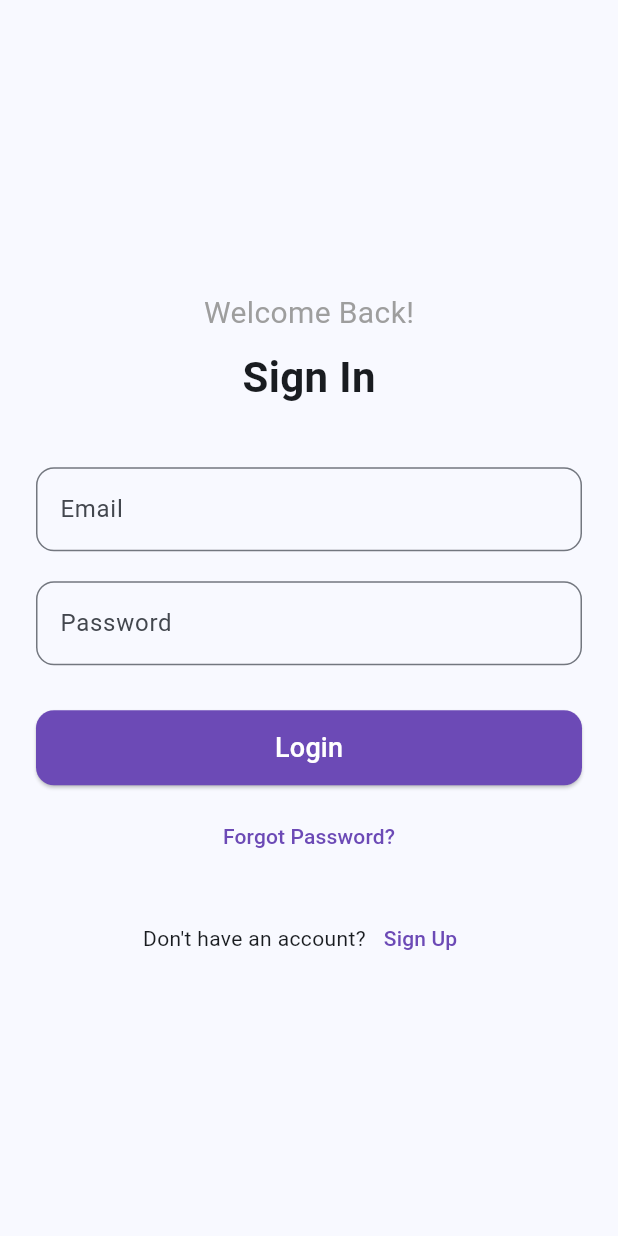
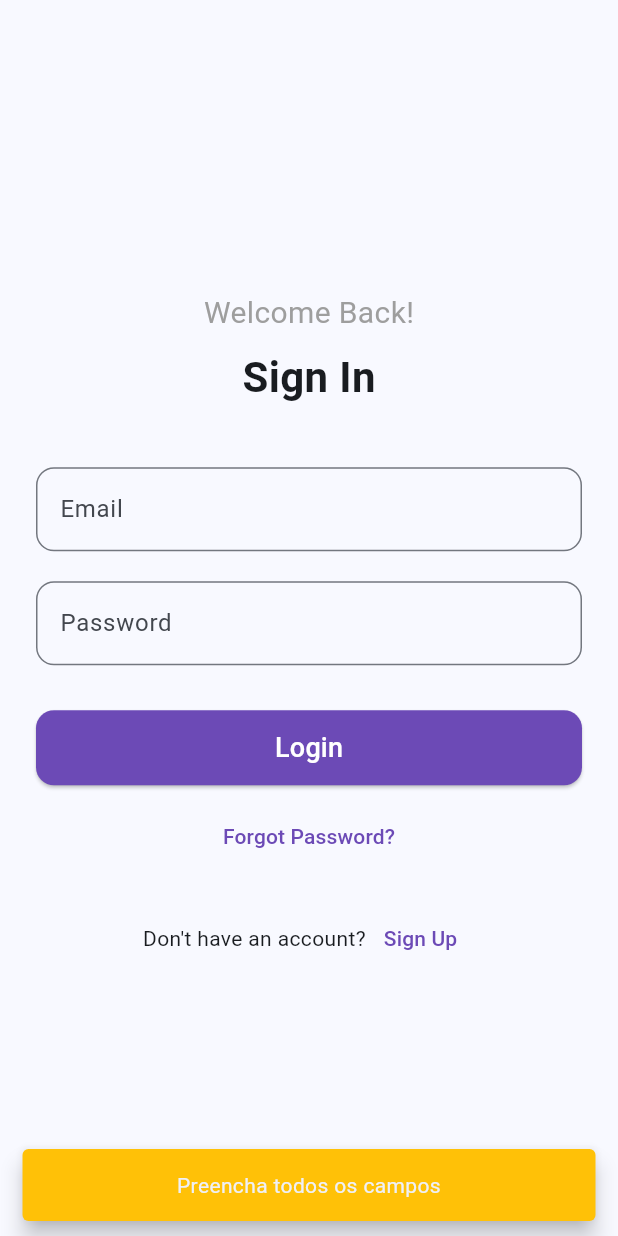
Before and after one commit to pioriamm/alexApp, a Flutter app: the screen it shows after launch, after a tap on "Login", on a phone screen of 412 x 824 dp. Run offline on Flutter 3.47's test engine with Material 3 defaults, Android fonts, the phone set to English and light mode, and no system bars; our stand-ins replace mask_text_input_formatter.

Commit message:
Atualização da versao web

```diff
--- a/lib/views/movel/login.dart
+++ b/lib/views/movel/login.dart
@@ -135,13 +135,19 @@ class _LoginState extends State<Login> {
     String login = loginController.text.trim();
     String senha = senhaController.text.trim();
 
-    // Apenas para teste fixo:
-    login = "marcelo@novohorizonte.com.br";
-    senha = "123";
-
     if (login.isEmpty || senha.isEmpty) {
-      ScaffoldMessenger.of(context).showSnackBar(
-        const SnackBar(content: Text("Preencha todos os campos")),
+      _messengerKey.currentState?.showSnackBar(
+        SnackBar(
+          backgroundColor: Colors.amber,
+          content: Container(
+            padding: const EdgeInsets.symmetric(horizontal: 16.0),
+            child: const Text(
+              "Preencha todos os campos",
+              textAlign: TextAlign.center,
+            ),
+          ),
+          behavior: SnackBarBehavior.floating,
+        ),
       );
       return;
     }
@@ -172,8 +178,18 @@ class _LoginState extends State<Login> {
             : MudarDePagina.logIn(context, ViewMotorista(motorista: motorista));
       }
     } else {
-      ScaffoldMessenger.of(context).showSnackBar(
-        const SnackBar(content: Text("Usuário ou senha incorretos")),
+      _messengerKey.currentState?.showSnackBar(
+        SnackBar(
+          backgroundColor: Colors.red,
+          content: Container(
+            padding: const EdgeInsets.symmetric(horizontal: 16.0),
+            child: const Text(
+              "Usuário ou senha incorretos",
+              textAlign: TextAlign.center,
+            ),
+          ),
+          behavior: SnackBarBehavior.floating,
+        ),
       );
     }
   }
```
